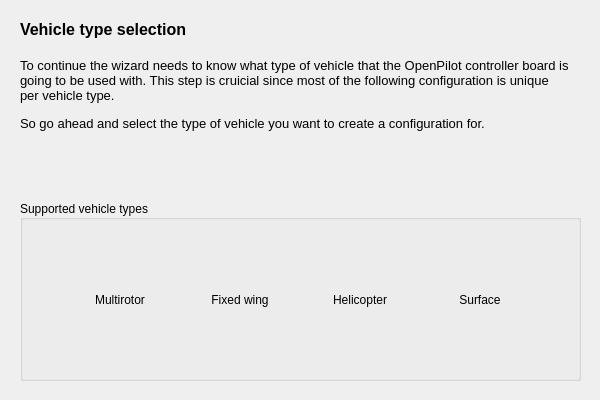
openpilot/OpenPilot, file ground/openpilotgcs/src/plugins/setupwizard/pages/vehiclepage.ui: the form before one commit.
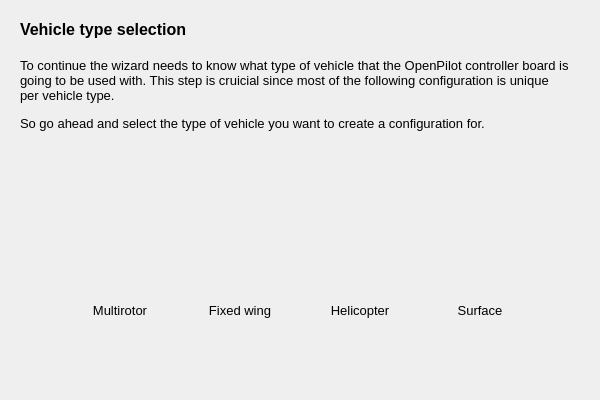
The form after the commit. Icons and pictures are not drawn.

Commit message: OP-39 Added button for Radio Config Wizard. Cleaned up the GUI, removed all group boxes and aligned components on pages. Changed place of rapid and default esc buttons. Set the size of the wizard to a fix size. Updated some of the texts. Changed font sizes. Added resources. Started the connection diagram implementation.

```diff
--- a/ground/openpilotgcs/src/plugins/setupwizard/pages/vehiclepage.ui
+++ b/ground/openpilotgcs/src/plugins/setupwizard/pages/vehiclepage.ui
@@ -40,36 +40,69 @@
     <bool>true</bool>
    </property>
   </widget>
-  <widget class="QGroupBox" name="groupBox">
+  <widget class="QToolButton" name="surfaceButton">
    <property name="geometry">
     <rect>
-     <x>20</x>
-     <y>200</y>
-     <width>561</width>
-     <height>181</height>
+     <x>430</x>
+     <y>250</y>
+     <width>100</width>
+     <height>120</height>
     </rect>
    </property>
-   <property name="sizePolicy">
-    <sizepolicy hsizetype="Preferred" vsizetype="Preferred">
-     <horstretch>0</horstretch>
-     <verstretch>0</verstretch>
-    </sizepolicy>
+   <property name="font">
+    <font>
+     <pointsize>10</pointsize>
+    </font>
    </property>
-   <property name="title">
-    <string>Supported vehicle types</string>
+   <property name="toolTip">
+    <string>Car, Boat, U-Boat</string>
    </property>
-   <property name="alignment">
-    <set>Qt::AlignLeading|Qt::AlignLeft|Qt::AlignVCenter</set>
+   <property name="styleSheet">
+    <string notr="true">QToolButton { border: none }</string>
    </property>
+   <property name="text">
+    <string>Surface</string>
+   </property>
+   <property name="icon">
+    <iconset resource="../wizardResources.qrc">
+     <normaloff>:/setupwizard/resources/bttn-land-up.png</normaloff>
+     <normalon>:/setupwizard/resources/bttn-land-down.png</normalon>
+     <activeoff>:/setupwizard/resources/bttn-land-down.png</activeoff>
+     <activeon>:/setupwizard/resources/bttn-land-down.png</activeon>:/setupwizard/resources/bttn-land-up.png</iconset>
+   </property>
+   <property name="iconSize">
+    <size>
+     <width>100</width>
+     <height>100</height>
+    </size>
+   </property>
+   <property name="checkable">
+    <bool>true</bool>
+   </property>
+   <property name="autoExclusive">
+    <bool>true</bool>
+   </property>
+   <property name="toolButtonStyle">
+    <enum>Qt::ToolButtonTextUnderIcon</enum>
+   </property>
+   <property name="autoRaise">
+    <bool>true</bool>
+   </property>
+  </widget>
    <widget class="QToolButton" name="multirotorButton">
     <property name="geometry">
      <rect>
-      <x>50</x>
-      <y>40</y>
+     <x>70</x>
+     <y>250</y>
       <width>100</width>
       <height>120</height>
      </rect>
     </property>
+   <property name="font">
+    <font>
+     <pointsize>10</pointsize>
+    </font>
+   </property>
     <property name="toolTip">
      <string>Tricopter, Quadcopter, Hexacopter, Octocopter</string>
     </property>
@@ -114,12 +147,17 @@
    <widget class="QToolButton" name="fixedwingButton">
     <property name="geometry">
      <rect>
-      <x>170</x>
-      <y>40</y>
+     <x>190</x>
+     <y>250</y>
       <width>100</width>
       <height>120</height>
      </rect>
     </property>
+   <property name="font">
+    <font>
+     <pointsize>10</pointsize>
+    </font>
+   </property>
     <property name="toolTip">
      <string>Airplane, Sloper, Jet</string>
     </property>
@@ -161,12 +199,17 @@
    <widget class="QToolButton" name="heliButton">
     <property name="geometry">
      <rect>
-      <x>290</x>
-      <y>40</y>
+     <x>310</x>
+     <y>250</y>
       <width>100</width>
       <height>120</height>
      </rect>
     </property>
+   <property name="font">
+    <font>
+     <pointsize>10</pointsize>
+    </font>
+   </property>
     <property name="styleSheet">
      <string notr="true">QToolButton { border: none }</string>
     </property>
@@ -198,51 +241,6 @@
     <property name="autoRaise">
      <bool>true</bool>
     </property>
-   </widget>
-   <widget class="QToolButton" name="surfaceButton">
-    <property name="geometry">
-     <rect>
-      <x>410</x>
-      <y>40</y>
-      <width>100</width>
-      <height>120</height>
-     </rect>
-    </property>
-    <property name="toolTip">
-     <string>Car, Boat, U-Boat</string>
-    </property>
-    <property name="styleSheet">
-     <string notr="true">QToolButton { border: none }</string>
-    </property>
-    <property name="text">
-     <string>Surface</string>
-    </property>
-    <property name="icon">
-     <iconset resource="../wizardResources.qrc">
-      <normaloff>:/setupwizard/resources/bttn-land-up.png</normaloff>
-      <normalon>:/setupwizard/resources/bttn-land-down.png</normalon>
-      <activeoff>:/setupwizard/resources/bttn-land-down.png</activeoff>
-      <activeon>:/setupwizard/resources/bttn-land-down.png</activeon>:/setupwizard/resources/bttn-land-up.png</iconset>
-    </property>
-    <property name="iconSize">
-     <size>
-      <width>100</width>
-      <height>100</height>
-     </size>
-    </property>
-    <property name="checkable">
-     <bool>true</bool>
-    </property>
-    <property name="autoExclusive">
-     <bool>true</bool>
-    </property>
-    <property name="toolButtonStyle">
-     <enum>Qt::ToolButtonTextUnderIcon</enum>
-    </property>
-    <property name="autoRaise">
-     <bool>true</bool>
-    </property>
-   </widget>
   </widget>
  </widget>
  <resources>
```
Lines whose indentation alone changed are shown as unchanged. The commit also changes 17 other files.
